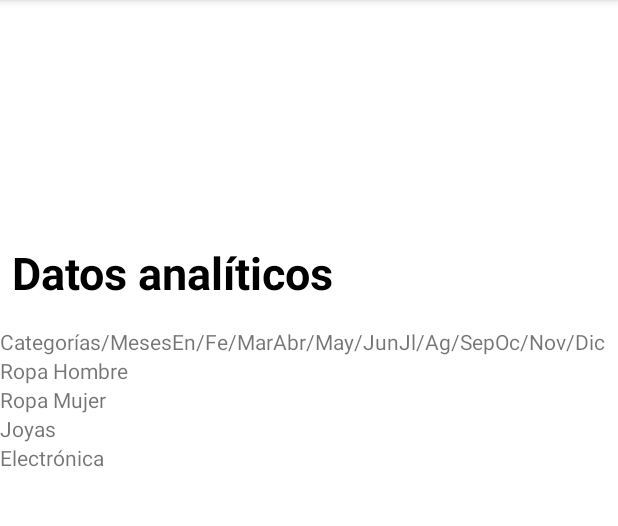
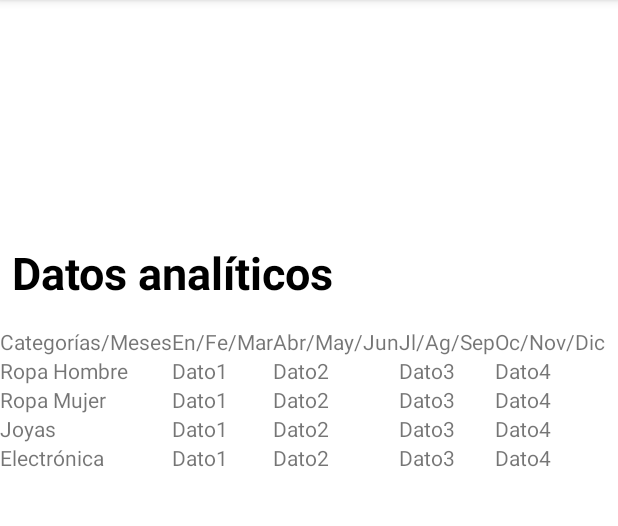
Before and after one commit to Mario999X/ProyectoFinalAndroid, an Android app: the MenuPrincipalActivity screen opened directly, with no data from a screen before it, after a tap on "TABLA", on a phone screen of 412 x 824 dp, the part 84-610 px from its top. Run offline under Robolectric (Android 15) with nearby library versions, the phone set to English and light mode, and no system bars.

Commit message:
Últimos cambios en el código, posiblemente.

```diff
--- a/app/src/main/java/com/example/proyectofinalandroid/MainActivity.java
+++ b/app/src/main/java/com/example/proyectofinalandroid/MainActivity.java
@@ -37,6 +37,7 @@ public class MainActivity extends AppCompatActivity {
 
         if (campoUsuario.getText().toString().trim().length() > 0 && campoContraseñaUsuario.getText().toString().trim().length() > 0 ){
             Intent intent = new Intent(MainActivity.this, MenuPrincipalActivity.class);
+            intent.putExtra("nombreUsuario",campoUsuario.getText().toString());
             startActivity(intent);
             campoUsuario.setText("");
             campoContraseñaUsuario.setText("");
--- a/app/src/main/java/com/example/proyectofinalandroid/MenuPrincipalActivity.java
+++ b/app/src/main/java/com/example/proyectofinalandroid/MenuPrincipalActivity.java
@@ -3,22 +3,38 @@ package com.example.proyectofinalandroid;
 import android.content.Intent;
 import android.os.Bundle;
 import android.view.View;
+import android.widget.EditText;
+import android.widget.TextView;
 
 import androidx.appcompat.app.AppCompatActivity;
 
 public class MenuPrincipalActivity extends AppCompatActivity {
 
+    TextView txtUsuario;
+
     @Override
     protected void onCreate(Bundle savedInstanceState) {
         super.onCreate(savedInstanceState);
         setContentView(R.layout.activity_menu_principal);
-
+        cargarNombreUser();
     }
 
     @Override
     protected void onResume() {
         super.onResume();
 
+    }
+
+    private void cargarNombreUser(){
+        txtUsuario = findViewById(R.id.txtUsuario);
+
+        String nombreUsuario = "Nombre del usuario";
+
+        Bundle extras = getIntent().getExtras();
+        if (extras != null){
+            nombreUsuario = extras.getString("nombreUsuario");
+        }
+        txtUsuario.setText(nombreUsuario);
     }
 
     @Override
--- a/app/src/main/res/layout/activity_menu_principal.xml
+++ b/app/src/main/res/layout/activity_menu_principal.xml
@@ -7,36 +7,49 @@
 
     <ImageView
         android:id="@+id/imagenUsuario"
-        android:layout_width="367dp"
-        android:layout_height="424dp"
+        android:layout_width="349dp"
+        android:layout_height="291dp"
         android:src="@drawable/avatar"
         app:layout_constraintBottom_toBottomOf="parent"
         app:layout_constraintEnd_toEndOf="parent"
         app:layout_constraintStart_toStartOf="parent"
         app:layout_constraintTop_toTopOf="parent"
-        app:layout_constraintVertical_bias="0.1" />
+        app:layout_constraintVertical_bias="0.436" />
 
     <Button
         android:id="@+id/btnProductos"
         android:layout_width="135dp"
         android:layout_height="70dp"
         android:layout_marginStart="44dp"
-        android:layout_marginBottom="160dp"
+        android:layout_marginBottom="144dp"
         android:onClick="verLista"
         android:text="@string/btnProducts"
         app:layout_constraintBottom_toBottomOf="parent"
         app:layout_constraintEnd_toStartOf="@+id/btnGrafico"
-        app:layout_constraintHorizontal_bias="0.019"
+        app:layout_constraintHorizontal_bias="0.0"
         app:layout_constraintStart_toStartOf="parent" />
 
     <Button
         android:id="@+id/btnGrafico"
         android:layout_width="135dp"
         android:layout_height="70dp"
-        android:layout_marginEnd="48dp"
-        android:layout_marginBottom="160dp"
+        android:layout_marginEnd="44dp"
+        android:layout_marginBottom="144dp"
         android:onClick="verTabla"
         android:text="@string/btnTable"
         app:layout_constraintBottom_toBottomOf="parent"
         app:layout_constraintEnd_toEndOf="parent" />
+
+    <TextView
+        android:id="@+id/txtUsuario"
+        android:layout_width="wrap_content"
+        android:layout_height="wrap_content"
+        android:layout_marginStart="16dp"
+        android:layout_marginTop="140dp"
+        android:text="NombreUsuario"
+        android:textColor="#000000"
+        android:textSize="24sp"
+        android:textStyle="bold|italic"
+        app:layout_constraintStart_toStartOf="parent"
+        app:layout_constraintTop_toTopOf="parent" />
 </androidx.constraintlayout.widget.ConstraintLayout>
--- a/app/src/main/res/layout/activity_tabla_empresa.xml
+++ b/app/src/main/res/layout/activity_tabla_empresa.xml
@@ -63,6 +63,30 @@
                 android:layout_height="wrap_content"
                 android:editable="false"
                 android:text="@string/txtRopaHombre" />
+
+            <TextView
+                android:id="@+id/data1"
+                android:layout_width="wrap_content"
+                android:layout_height="wrap_content"
+                android:text="Dato1" />
+
+            <TextView
+                android:id="@+id/data2"
+                android:layout_width="wrap_content"
+                android:layout_height="wrap_content"
+                android:text="Dato2" />
+
+            <TextView
+                android:id="@+id/data3"
+                android:layout_width="wrap_content"
+                android:layout_height="wrap_content"
+                android:text="Dato3" />
+
+            <TextView
+                android:id="@+id/data4"
+                android:layout_width="wrap_content"
+                android:layout_height="wrap_content"
+                android:text="Dato4" />
         </TableRow>
 
         <TableRow
@@ -75,6 +99,30 @@
                 android:layout_height="wrap_content"
                 android:editable="false"
                 android:text="@string/txtRopaMujer" />
+
+            <TextView
+                android:id="@+id/data5"
+                android:layout_width="wrap_content"
+                android:layout_height="wrap_content"
+                android:text="Dato1" />
+
+            <TextView
+                android:id="@+id/data6"
+                android:layout_width="wrap_content"
+                android:layout_height="wrap_content"
+                android:text="Dato2" />
+
+            <TextView
+                android:id="@+id/data7"
+                android:layout_width="wrap_content"
+                android:layout_height="wrap_content"
+                android:text="Dato3" />
+
+            <TextView
+                android:id="@+id/data8"
+                android:layout_width="wrap_content"
+                android:layout_height="wrap_content"
+                android:text="Dato4" />
         </TableRow>
 
         <TableRow
@@ -87,6 +135,30 @@
                 android:layout_height="wrap_content"
                 android:editable="false"
                 android:text="@string/txtJoyas" />
+
+            <TextView
+                android:id="@+id/data9"
+                android:layout_width="wrap_content"
+                android:layout_height="wrap_content"
+                android:text="Dato1" />
+
+            <TextView
+                android:id="@+id/data10"
+                android:layout_width="wrap_content"
+                android:layout_height="wrap_content"
+                android:text="Dato2" />
+
+            <TextView
+                android:id="@+id/data11"
+                android:layout_width="wrap_content"
+                android:layout_height="wrap_content"
+                android:text="Dato3" />
+
+            <TextView
+                android:id="@+id/data12"
+                android:layout_width="wrap_content"
+                android:layout_height="wrap_content"
+                android:text="Dato4" />
         </TableRow>
 
         <TableRow
@@ -99,6 +171,30 @@
                 android:layout_height="wrap_content"
                 android:editable="false"
                 android:text="@string/txtElectronica" />
+
+            <TextView
+                android:id="@+id/data13"
+                android:layout_width="wrap_content"
+                android:layout_height="wrap_content"
+                android:text="Dato1" />
+
+            <TextView
+                android:id="@+id/data14"
+                android:layout_width="wrap_content"
+                android:layout_height="wrap_content"
+                android:text="Dato2" />
+
+            <TextView
+                android:id="@+id/data15"
+                android:layout_width="wrap_content"
+                android:layout_height="wrap_content"
+                android:text="Dato3" />
+
+            <TextView
+                android:id="@+id/data16"
+                android:layout_width="wrap_content"
+                android:layout_height="wrap_content"
+                android:text="Dato4" />
         </TableRow>
     </TableLayout>
 
```
